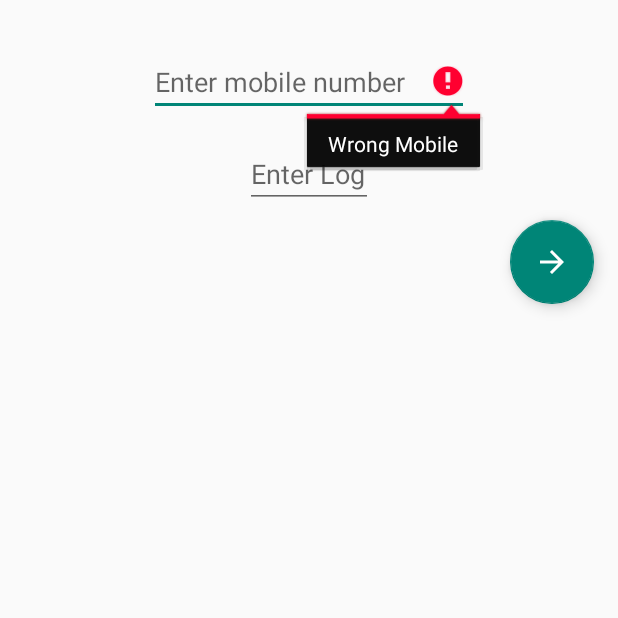
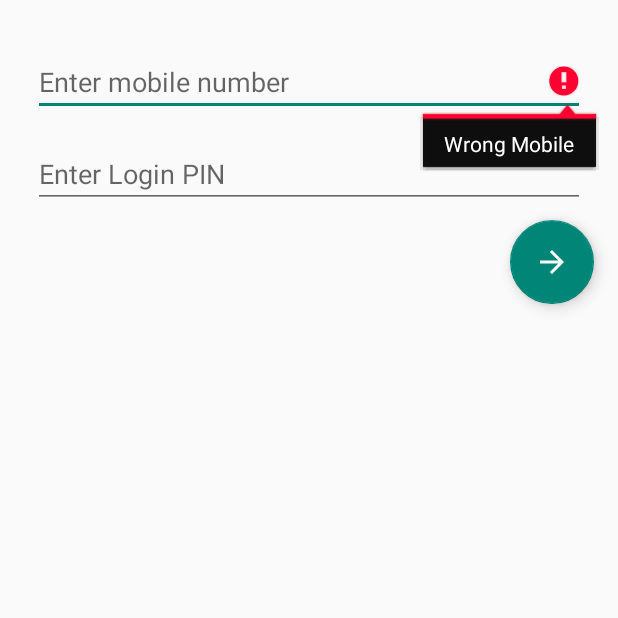
Before and after one commit to samrathotel/samrat, an Android app: the screen it shows after launch (LoginActivity), after a tap on an icon or button, on a phone screen of 412 x 824 dp, the top half of it. Run offline under Robolectric (Android 15) with nearby library versions, the phone set to English and light mode, and no system bars; our stand-ins replace data binding.

```diff
--- a/app/src/main/java/com/parida/samrat/SplashActivity.kt
+++ b/app/src/main/java/com/parida/samrat/SplashActivity.kt
@@ -4,7 +4,7 @@ import android.content.Intent
 import android.os.Bundle
 import android.os.Handler
 import com.parida.samrat.base.BaseActivity
-import com.parida.samrat.util.PrefKey
+import com.parida.samrat.util.Key
 import com.parida.samrat.view.LoginActivity
 
 /**
@@ -17,8 +17,8 @@ class SplashActivity : BaseActivity() {
     override fun onCreate(savedInstanceState: Bundle?) {
         super.onCreate(savedInstanceState)
         // when first time app is installed and launched
-        if(getSharedPref().getBoolean(PrefKey.FIST_TIME,true)){
-            getSharedPref().edit().putBoolean(PrefKey.FIST_TIME,false).apply()
+        if(getSharedPref().getBoolean(Key.FIST_TIME,true)){
+            getSharedPref().edit().putBoolean(Key.FIST_TIME,false).apply()
             setContentView(R.layout.splash_with_logo)
             Handler().postDelayed({
                 startActivity(Intent(this,LoginActivity::class.java))
--- a/app/src/main/java/com/parida/samrat/dataModel/ErrorData.kt
+++ b/app/src/main/java/com/parida/samrat/dataModel/ErrorDataForEditText.kt
@@ -6,4 +6,4 @@ import android.widget.EditText
  * This class holds the error data for a particular operation.
  * Created by ANIL on 24/08/18.
  */
-data class ErrorData(val et:EditText,val message:String)
+data class ErrorDataForEditText(val etId:Int, val message:String)
--- a/app/src/main/java/com/parida/samrat/dataModel/LoggedInUser.kt
+++ b/app/src/main/java/com/parida/samrat/dataModel/LoggedInUser.kt
@@ -2,4 +2,6 @@ package com.parida.samrat.dataModel
 
 /**
  * This data class holds all the details of the logged user*/
-data class LoggedInUser(var isLoggedIn: Boolean, var name: String, var department: String)
+data class LoggedInUser(val isValid: Boolean, val userName: String,
+                        val hasMultipleDepartment: Boolean,
+                        val department:String)
--- a/app/src/main/java/com/parida/samrat/view/CloseDialog.kt
+++ b/app/src/main/java/com/parida/samrat/view/CloseDialog.kt
@@ -2,16 +2,12 @@ package com.parida.samrat.view
 
 import android.databinding.DataBindingUtil
 import android.os.Bundle
-import android.support.v4.app.DialogFragment
 import android.view.LayoutInflater
 import android.view.View
 import android.view.ViewGroup
-import com.parida.samrat.App
 import com.parida.samrat.R
 import com.parida.samrat.base.BaseDialogFragment
 import com.parida.samrat.databinding.CloseDialogBinding
-import com.parida.samrat.util.CommonUtil
-import com.parida.samrat.util.PrefKey
 
 /**
  * This class helps to show a dialog for close the application
--- a/app/src/main/java/com/parida/samrat/view/LoginActivity.kt
+++ b/app/src/main/java/com/parida/samrat/view/LoginActivity.kt
@@ -1,15 +1,19 @@
 package com.parida.samrat.view
 
+import android.arch.lifecycle.MutableLiveData
 import android.arch.lifecycle.Observer
 import android.arch.lifecycle.ViewModelProviders
+import android.content.Intent
 import android.databinding.DataBindingUtil
 import android.os.Bundle
-import android.view.View
-import com.parida.samrat.App
 import com.parida.samrat.R
 import com.parida.samrat.base.BaseActivity
+import com.parida.samrat.dataModel.ErrorDataForEditText
+import com.parida.samrat.dataModel.LoggedInUser
 import com.parida.samrat.databinding.ActivityLoginBinding
-import com.parida.samrat.util.PrefKey
+import com.parida.samrat.util.Key
+import com.parida.samrat.view.activity.DepartmentActivity
+import com.parida.samrat.view.activity.MainActivity
 import com.parida.samrat.viewModel.LoginViewModel
 
 class LoginActivity : BaseActivity() {
@@ -22,9 +26,33 @@ class LoginActivity : BaseActivity() {
         binding = DataBindingUtil.setContentView(this, R.layout.activity_login)
         loginViewModel=ViewModelProviders.of(this).get(LoginViewModel::class.java)
         binding.logIn = loginViewModel
+        observeErrorData(loginViewModel.errorDataForEditText)
+        observeUserData(loginViewModel.userData)
+    }
 
-        loginViewModel.errorData.observe(this, Observer {
-            val etId= it!!.et.id
+    private fun observeUserData(userData: MutableLiveData<LoggedInUser>) {
+        userData.observe(this, Observer {
+            if (it!!.isValid){
+                if (it.hasMultipleDepartment){
+                    val userIntent=Intent(this,DepartmentActivity::class.java)
+                    userIntent.putExtra(Key.USER_NAME,it.userName)
+                    userIntent.putExtra(Key.DEPARTMENT_SELECTION,it.hasMultipleDepartment)
+                    startActivity(userIntent)
+                }
+                else{
+                    val userIntent=Intent(this,MainActivity::class.java)
+                    userIntent.putExtra(Key.USER_NAME,it.userName)
+                    userIntent.putExtra(Key.DEPARTMENT,it.department)
+                    startActivity(userIntent)
+                }
+
+            }
+        })
+    }
+
+    private fun observeErrorData(errorDataForEditText: MutableLiveData<ErrorDataForEditText>) {
+        errorDataForEditText.observe(this, Observer {
+            val etId= it!!.etId
             when (etId){
                 binding.etLoginPin.id ->{
                     binding.etLoginPin.error = it.message
@@ -34,9 +62,6 @@ class LoginActivity : BaseActivity() {
                 }
             }
         })
-        loginViewModel.userData.observe(this, Observer {
-
-        })
     }
 
 }
--- a/app/src/main/java/com/parida/samrat/viewModel/LoginViewModel.kt
+++ b/app/src/main/java/com/parida/samrat/viewModel/LoginViewModel.kt
@@ -4,7 +4,7 @@ import android.arch.lifecycle.MutableLiveData
 import android.widget.EditText
 import com.parida.samrat.App
 import com.parida.samrat.base.BaseViewModel
-import com.parida.samrat.dataModel.ErrorData
+import com.parida.samrat.dataModel.ErrorDataForEditText
 import com.parida.samrat.dataModel.LoggedInUser
 /**
  * This view model do the login validation for user
@@ -13,16 +13,17 @@ class LoginViewModel : BaseViewModel() {
 
     var settingsMap:MutableLiveData<HashMap<String,String>> = MutableLiveData()
     var userData:MutableLiveData<LoggedInUser> = MutableLiveData()
-    var errorData:MutableLiveData<ErrorData> = MutableLiveData()
+    var errorDataForEditText:MutableLiveData<ErrorDataForEditText> = MutableLiveData()
 
     fun verifyLogIn(etMobile:EditText,etPin:EditText){
         val mobile=etMobile.text.toString()
         val pin=etPin.text.toString()
         if (mobile.isEmpty() || mobile.length < 10)
-            errorData.value = ErrorData(etMobile,"Wrong Mobile")
+            errorDataForEditText.value = ErrorDataForEditText(etMobile.id,"Wrong Mobile")
         else if (pin.isEmpty() || pin.length < 4)
-            errorData.value = ErrorData(etPin,"Wrong pin")
+            errorDataForEditText.value = ErrorDataForEditText(etPin.id,"Wrong pin")
+        //TODO  verify user from server and local
         else
-        userData.value = LoggedInUser(true,"ANIL",App.DEPARTMENT_WAITER)
+        userData.value = LoggedInUser(true,"ANIL",true,App.DEPARTMENT_WAITER)
     }
 }
--- a/app/src/main/res/layout/activity_login.xml
+++ b/app/src/main/res/layout/activity_login.xml
@@ -1,5 +1,6 @@
 <?xml version="1.0" encoding="utf-8"?>
-<layout xmlns:android="http://schemas.android.com/apk/res/android"
+<layout xmlns:tools="http://schemas.android.com/tools"
+    xmlns:android="http://schemas.android.com/apk/res/android"
     xmlns:app="http://schemas.android.com/apk/res-auto">
 
     <data>
@@ -7,6 +8,7 @@
             name="logIn"
             type="com.parida.samrat.viewModel.LoginViewModel"/>
     </data>
+
     <android.support.constraint.ConstraintLayout
         android:layout_width="match_parent"
         android:layout_height="match_parent">
@@ -14,12 +16,13 @@
 
         <EditText
             android:id="@+id/etMobile"
-             android:layout_width="wrap_content"
+            android:layout_width="368dp"
             android:layout_height="wrap_content"
             android:layout_marginEnd="8dp"
             android:layout_marginStart="8dp"
             android:layout_marginTop="32dp"
             android:ems="10"
+            android:maxLength="10"
             android:hint="@string/mobile_hint"
             android:inputType="phone"
             app:layout_constraintEnd_toEndOf="parent"
@@ -28,12 +31,13 @@
 
         <EditText
             android:id="@+id/etLoginPin"
-             android:layout_width="wrap_content"
+            android:layout_width="368dp"
             android:layout_height="wrap_content"
             android:layout_marginEnd="8dp"
             android:layout_marginStart="8dp"
             android:layout_marginTop="16dp"
             android:ems="4"
+            android:maxLength="4"
             android:hint="@string/login_pin"
             android:inputType="numberPassword"
             app:layout_constraintEnd_toEndOf="parent"
--- a/app/src/main/res/layout/activity_main.xml
+++ b/app/src/main/res/layout/activity_main.xml
@@ -5,7 +5,7 @@
     android:id="@+id/container"
     android:layout_width="match_parent"
     android:layout_height="match_parent"
-    tools:context=".view.MainActivity">
+    tools:context=".view.activity.MainActivity">
 
     <TextView
         android:id="@+id/message"
--- a/app/src/main/res/values/strings.xml
+++ b/app/src/main/res/values/strings.xml
@@ -21,5 +21,6 @@
     <string name="default_value">0</string>
     <string name="table_no_header">Table No -</string>
     <string name="selected">Selected</string>
+    <string name="hi">Hi  </string>
     <string name="show_only_booked">Only Booked  </string>
 </resources>
```
Also changed, not shown: app/src/main/AndroidManifest.xml (+7 -3 lines), app/src/main/java/com/parida/samrat/repository/LoginRepository.kt (added, +14 -0 lines), app/src/main/java/com/parida/samrat/util/Key.kt (added, +12 -0 lines), app/src/main/java/com/parida/samrat/util/PrefKey.kt (deleted, +0 -10 lines), app/src/main/java/com/parida/samrat/view/activity/DepartmentActivity.kt (added, +40 -0 lines), app/src/main/java/com/parida/samrat/view/activity/MainActivity.kt (renamed from app/src/main/java/com/parida/samrat/view/MainActivity.kt, +15 -1 lines), app/src/main/java/com/parida/samrat/viewModel/DepartmentViewModel.kt (added, +22 -0 lines), app/src/main/res/layout/department_selection.xml (+12 -2 lines), 1 other file. Lines whose indentation alone changed are shown as unchanged.
